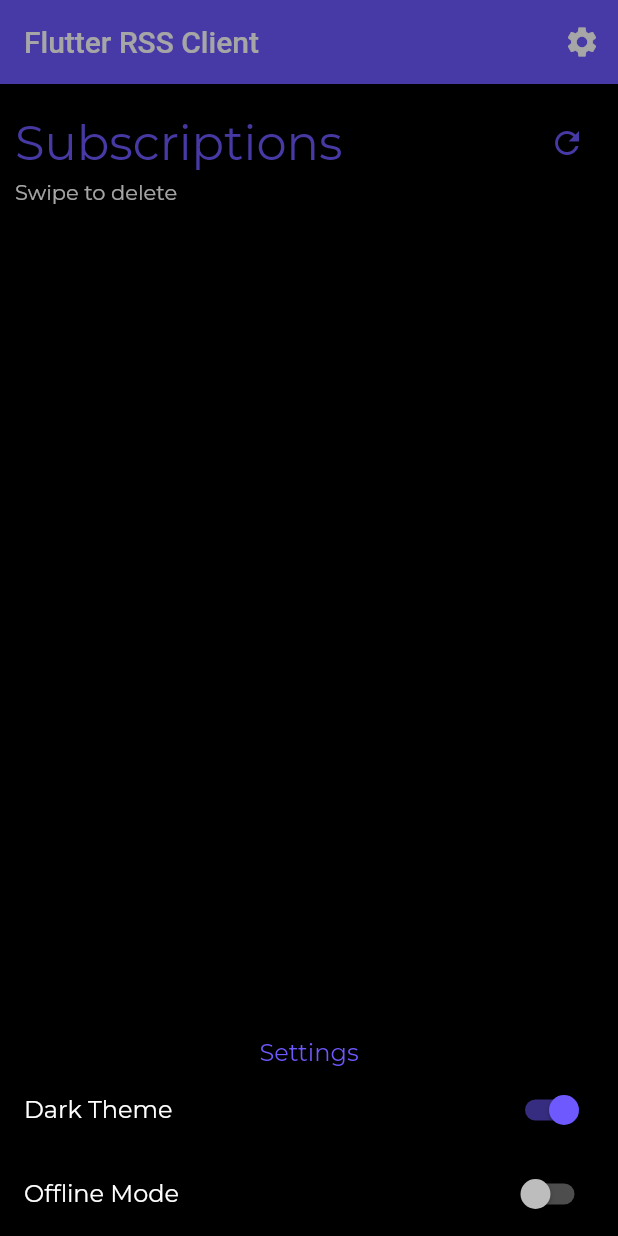
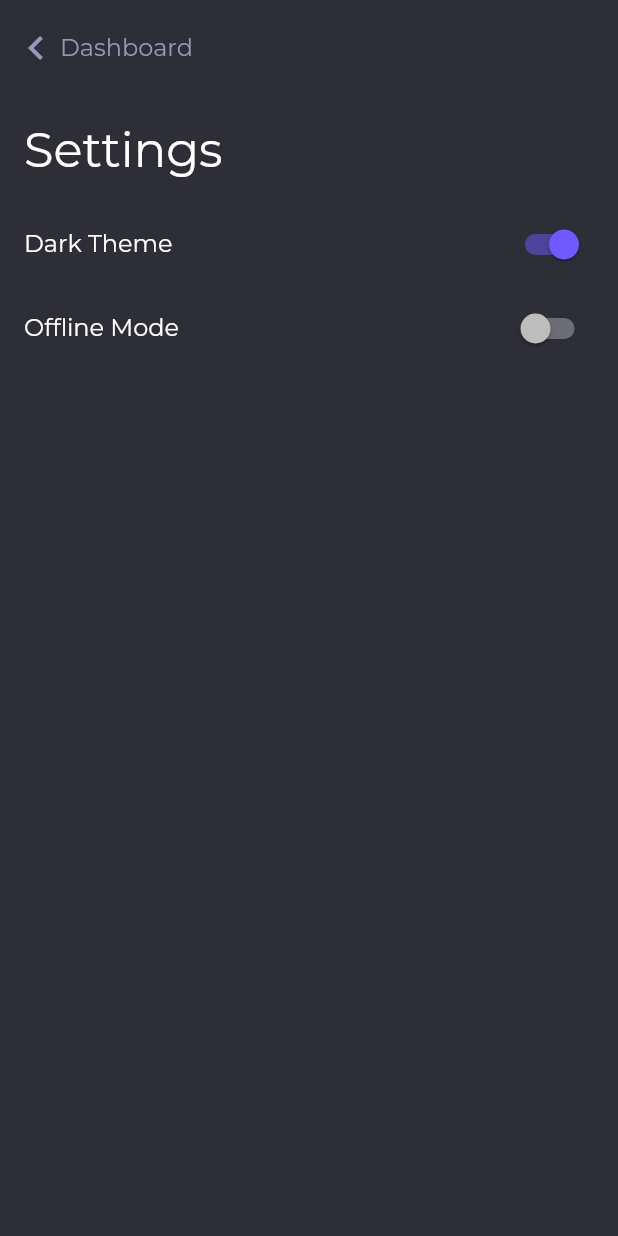
Before and after one commit to requ1Re/flutter-rss-client, a Flutter app: the screen it shows after launch, after a tap on the "settings" icon, on a phone screen of 412 x 824 dp. Run offline on Flutter 3.47's test engine with Material 2 defaults, Android fonts, the phone set to English and light mode, and no system bars; our stand-ins replace badges, flutter_html, google_fonts, jiffy, modal_bottom_sheet, shared_preferences; missing offline and left inert: dart_rss.

Commit message:
v0.3.0 - Design Refresh (#6)

```diff
--- a/lib/pages/FeedsPage.dart
+++ b/lib/pages/FeedsPage.dart
@@ -5,6 +5,7 @@ import 'package:dart_rss/dart_rss.dart';
 import 'package:flutter/cupertino.dart';
 import 'package:flutter/material.dart';
 import 'package:flutter_rss_client/pages/FeedViewPage.dart';
+import 'package:flutter_rss_client/pages/SettingsPage.dart';
 import 'package:flutter_rss_client/types/SavedFeed.dart';
 import 'package:flutter_rss_client/utils/ApplicationSettings.dart';
 import 'package:modal_bottom_sheet/modal_bottom_sheet.dart';
@@ -70,47 +71,57 @@ class _FeedsPageState extends State<FeedsPage> {
         child: Column(
           crossAxisAlignment: CrossAxisAlignment.start,
           children: [
-            // DEV TOOLS
-            Foundation.kDebugMode ? Column(
-              children: [
-                TextButton(
-                  onPressed: (){
-                    SharedPreferences.getInstance().then((s){
-                      s.clear();
-                    });
-                  },
-                  child: Text("[DEV] Clear Data"),
-                )
-              ],
-            ) : Container(),
             Padding(
-                padding: EdgeInsets.only(left: 10, right: 10, top: 5, bottom: 10),
-                child: Column(
-                  crossAxisAlignment: CrossAxisAlignment.start,
-                  children: [
-                    Row(
-                      mainAxisAlignment: MainAxisAlignment.spaceBetween,
+              padding: EdgeInsets.symmetric(vertical: 16, horizontal: 16),
+              child: Row(
                 crossAxisAlignment: CrossAxisAlignment.center,
                 children: [
-                        Text("Subscriptions",
-                            style: TextStyle(
-                                fontSize: 32, color: Theme.of(context).primaryColor
-                            )
-                        ),
+                  Text("Flutter RSS Client", style: TextStyle(fontSize: 16)),
+                  Spacer(),
                   IconButton(
                     onPressed: () async {
                       if(!offlineMode){
                         await updateAllFeeds();
                       }
                     },
-                          icon: Icon(Icons.refresh),
-                          color: Theme.of(context).primaryColor,
+                    icon: Icon(
+                      Icons.refresh,
+                      color: Theme.of(context).textTheme.bodyText2.color
+                    )
+                  ),
+                  IconButton(
+                    onPressed: () {
+                      Navigator.push(
+                        context,
+                        MaterialPageRoute(builder: (context) => SettingsPage()),
+                      );
+                    },
+                    icon: Icon(
+                      Icons.settings,
+                      color: Theme.of(context).textTheme.bodyText2.color
+                    )
                   )
                 ],
               ),
-                    Text("Swipe to delete")
+            ),
+            Padding(
+              padding: EdgeInsets.only(top: 16, bottom: 32, left: 16, right: 16),
+              child: Column(
+                crossAxisAlignment: CrossAxisAlignment.start,
+                children: [
+                  Text("Subscriptions",
+                    style: TextStyle(
+                      fontSize: 32,
+                      color: Theme.of(context).textTheme.subtitle1.color
+                    )
+                  ),
+                  Text("Swipe to delete",
+                    style: TextStyle(
+                      fontSize: 18
+                    )
+                  ),
                 ],
-                )
+              ),
             ),
             Expanded(
               child: ReorderableListView.builder(
@@ -144,13 +155,13 @@ class _FeedsPageState extends State<FeedsPage> {
                             )
                           ],
                         ),
-                        subtitle: Text("Last updated: " + f.lastUpdate),
+                        subtitle: Text("Last updated: " + f.lastUpdate, style: TextStyle(color: Theme.of(context).textTheme.bodyText2.color)),
                         trailing: Column(
                           mainAxisAlignment: MainAxisAlignment.center,
                           children: [
                             Badge(
                               badgeContent: Text(f.loadedFeed?.items?.length?.toString() ?? "0", style: TextStyle(color: Colors.white)),
-                              badgeColor: Theme.of(context).primaryColor,
+                              badgeColor: Color(0xFF8185a3),
                             )
                           ],
                         ),
@@ -189,6 +200,19 @@ class _FeedsPageState extends State<FeedsPage> {
                 },
               ),
             ),
+            // DEV TOOLS
+            Foundation.kDebugMode ? Column(
+              children: [
+                TextButton(
+                  onPressed: (){
+                    SharedPreferences.getInstance().then((s){
+                      s.clear();
+                    });
+                  },
+                  child: Text("[DEV] Clear Data"),
+                )
+              ],
+            ) : Container()
           ],
         ),
       ),
@@ -201,6 +225,7 @@ class _FeedsPageState extends State<FeedsPage> {
       return null;
     }else{
       return FloatingActionButton(
+        backgroundColor: Color(0xFF959abd),
         onPressed: () {
           showMaterialModalBottomSheet(
             shape: ContinuousRectangleBorder(
@@ -308,21 +333,9 @@ class _FeedsPageState extends State<FeedsPage> {
   }
 
   void loadFeed(RssFeed feed) {
-    showMaterialModalBottomSheet(
-      shape: ContinuousRectangleBorder(
-          borderRadius: BorderRadius.only(
-              topLeft: Radius.circular(25), topRight: Radius.circular(25)
-          )
-      ),
-      useRootNavigator: true,
-      context: context,
-      builder: (context) {
-        return StatefulBuilder(
-          builder: (context, setState) {
-            return FeedViewPage(feed: feed);
-          },
-        );
-      },
+    Navigator.push(
+      context,
+      MaterialPageRoute(builder: (context) => FeedViewPage(feed: feed)),
     );
   }
 
--- /dev/null
+++ b/lib/pages/SettingsPage.dart
@@ -0,0 +1,99 @@
+import 'package:flutter/material.dart';
+import 'package:flutter_rss_client/utils/ApplicationSettings.dart';
+
+class SettingsPage extends StatefulWidget {
+  const SettingsPage({ Key key }) : super(key: key);
+
+  @override
+  _SettingsPageState createState() => _SettingsPageState();
+}
+
+class _SettingsPageState extends State<SettingsPage> {
+  ApplicationSettings appSettings = ApplicationSettings();
+  bool darkTheme = false;
+  bool offlineMode = false;
+
+  @override
+  void initState() {
+    super.initState();
+
+    refreshSettings();
+
+    appSettings.addListener(() {
+      refreshSettings();
+    });
+  }
+
+  void refreshSettings(){
+    setState(() {
+      darkTheme = appSettings.isDarkThemeEnabled();
+      offlineMode = appSettings.isOfflineModeEnabled();
+    });
+  }
+
+  @override
+  Widget build(BuildContext context) {
+    appSettings = ApplicationSettings();
+
+    return Material(
+        child: SafeArea(
+          child: Column(
+            mainAxisSize: MainAxisSize.min,
+            crossAxisAlignment: CrossAxisAlignment.start,
+            children: [
+              Padding(
+                padding: EdgeInsets.symmetric(vertical: 16, horizontal: 8),
+                child: Row(
+                  crossAxisAlignment: CrossAxisAlignment.center,
+                  children: [
+                    GestureDetector(
+                      child: Row(
+                        children: [
+                          Icon(
+                            Icons.chevron_left,
+                            size: 32,
+                            color: Theme.of(context).textTheme.bodyText2.color,
+                          ),
+                          Text("Dashboard", style: TextStyle(fontSize: 16))
+                        ],
+                      ),
+                      onTap: () => {
+                        Navigator.pop(context)
+                      },
+                    ),
+                  ],
+                ),
+              ),
+              Padding(
+                padding: EdgeInsets.symmetric(vertical: 16, horizontal: 16),
+                child: Text("Settings",
+                  style: TextStyle(
+                    fontSize: 32,
+                    color: Theme.of(context).textTheme.subtitle1.color
+                  )
+                ),
+              ),
+              ListTile(
+                title: Text("Dark Theme"),
+                trailing: Switch(
+                    value: darkTheme,
+                    onChanged: (val){
+                      appSettings.setEnableDarkMode(val);
+                    }
+                ),
+              ),
+              ListTile(
+                title: Text("Offline Mode"),
+                trailing: Switch(
+                    value: offlineMode,
+                    onChanged: (val){
+                      appSettings.setEnableOfflineMode(val);
+                    }
+                ),
+              )
+            ],
+          ),
+        ),
+    );
+  }
+}
--- a/lib/pages/WrapperPage.dart
+++ b/lib/pages/WrapperPage.dart
@@ -1,7 +1,5 @@
 import 'package:flutter/material.dart';
 import 'package:flutter_rss_client/pages/FeedsPage.dart';
-import 'package:flutter_rss_client/utils/ApplicationSettings.dart';
-import 'package:modal_bottom_sheet/modal_bottom_sheet.dart';
 
 class WrapperPage extends StatefulWidget {
   @override
@@ -9,92 +7,12 @@ class WrapperPage extends StatefulWidget {
 }
 
 class _WrapperPageState extends State<WrapperPage> {
-  ApplicationSettings appSettings = ApplicationSettings();
-  bool darkTheme = false;
-  bool offlineMode = false;
-
-  @override
-  void initState() {
-    super.initState();
-
-    refreshSettings();
-
-    appSettings.addListener(() {
-      refreshSettings();
-    });
-  }
-
-  void refreshSettings(){
-    setState(() {
-      darkTheme = appSettings.isDarkThemeEnabled();
-      offlineMode = appSettings.isOfflineModeEnabled();
-    });
-  }
 
   @override
   Widget build(BuildContext context) {
     return Scaffold(
-      appBar: AppBar(
-        title: Text("Flutter RSS Client"),
-        elevation: 10,
-        brightness: Brightness.dark,
-        actions: [
-          IconButton(
-              icon: Icon(Icons.settings),
-              onPressed: (){
-                showMaterialModalBottomSheet(
-                  context: context,
-                  builder: (context){
-                    return StatefulBuilder(
-                      builder: (context, setState) {
-                        return Column(
-                          mainAxisSize: MainAxisSize.min,
-                          crossAxisAlignment: CrossAxisAlignment.center,
-                          children: [
-                            Padding(
-                              padding: EdgeInsets.only(top: 10),
-                              child: Text("Settings",
-                                  style: TextStyle(
-                                      fontSize: 16, color: Theme.of(context).primaryColor
-                                  )
-                              ),
-                            ),
-                            ListTile(
-                              title: Text("Dark Theme"),
-                              trailing: Switch(
-                                  value: darkTheme,
-                                  onChanged: (val){
-                                    appSettings.setEnableDarkMode(val);
-                                  }
-                              ),
-                            ),
-                            ListTile(
-                              title: Text("Offline Mode"),
-                              trailing: Switch(
-                                  value: offlineMode,
-                                  onChanged: (val){
-                                    appSettings.setEnableOfflineMode(val);
-                                  }
-                              ),
-                            )
-                          ],
-                        );
-                      }
-                    );
-                  },
-                );
-              }
-          )
-        ],
-      ),
       body: FeedsPage(),
     );
   }
 
-  @override
-  void dispose() {
-    appSettings.dispose();
-
-    super.dispose();
-  }
 }
--- a/lib/utils/ApplicationSettings.dart
+++ b/lib/utils/ApplicationSettings.dart
@@ -11,18 +11,30 @@ class ApplicationSettings with ChangeNotifier {
       brightness: Brightness.light,
       canvasColor: Color.fromRGBO(242, 243, 248, 1),
       primaryColor: primaryColor,
-      accentColor: accentColor);
+      accentColor: accentColor,
+      textTheme: TextTheme(
+        bodyText2: TextStyle(color: Colors.grey[800]),
+        subtitle1: TextStyle(color: Colors.black)
+      )
+  );
   static ThemeData customThemeLight = _customThemeLight.copyWith(
-      textTheme: GoogleFonts.montserratTextTheme(_customThemeLight.textTheme));
+      textTheme: GoogleFonts.montserratTextTheme(_customThemeLight.textTheme)
+  );
 
   static ThemeData _customThemeDark = ThemeData(
       brightness: Brightness.dark,
-      canvasColor: Colors.black,
+      canvasColor: Color(0xFF2e2f36),
       cardColor: Color.fromRGBO(20, 20, 20, 1),
       primaryColor: primaryColorDark,
-      accentColor: primaryColorDark);
+      accentColor: primaryColorDark,
+      textTheme: TextTheme(
+        bodyText2: TextStyle(color: Color(0xFF959abd)),
+        subtitle1: TextStyle(color: Colors.white)
+      )
+  );
   static ThemeData customThemeDark = _customThemeDark.copyWith(
-      textTheme: GoogleFonts.montserratTextTheme(_customThemeDark.textTheme));
+      textTheme: GoogleFonts.montserratTextTheme(_customThemeDark.textTheme)
+  );
 
 
   // Settings
```
Also changed, not shown: lib/pages/ArticleViewPage.dart (added, +142 -0 lines), lib/pages/FeedViewPage.dart (+75 -47 lines), pubspec.yaml (+8 -0 lines), lib/assets/images/icon.png (added), pubspec.lock, 24 other files. Lines whose indentation alone changed are shown as unchanged.
